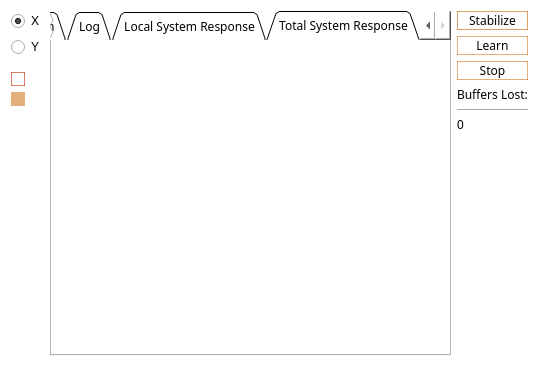
First picture: the form in kHz_Stabilizer.ui, repository Joseph459459/kHz-STABILIZER, before the edit.
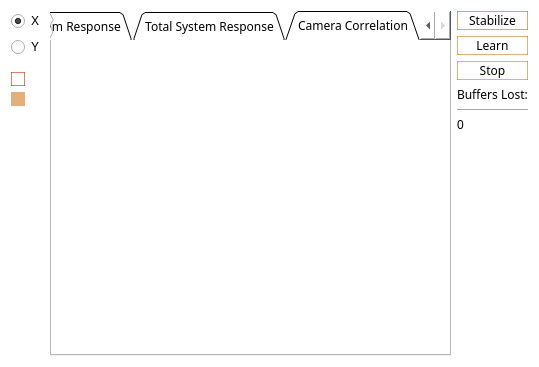
Second picture: the form after the edit. Icons and pictures are not drawn. Custom widgets are drawn as their Qt base class.

Commit message: teensy triggers, correlate cameras

What changed in the file:
```diff
--- a/kHz_Stabilizer.ui
+++ b/kHz_Stabilizer.ui
@@ -559,7 +559,7 @@
          <enum>QTabWidget::Triangular</enum>
         </property>
         <property name="currentIndex">
-         <number>3</number>
+         <number>4</number>
         </property>
         <widget class="QWidget" name="plotTab">
          <attribute name="title">
@@ -778,6 +778,16 @@
           </item>
          </layout>
         </widget>
+        <widget class="QWidget" name="tab">
+         <attribute name="title">
+          <string>Camera Correlation</string>
+         </attribute>
+         <layout class="QGridLayout" name="gridLayout_8">
+          <item row="0" column="0">
+           <widget class="QCustomPlot" name="corr_plot" native="true"/>
+          </item>
+         </layout>
+        </widget>
        </widget>
       </item>
       <item row="1" column="0">
```
The commit also changes 8 other files.
